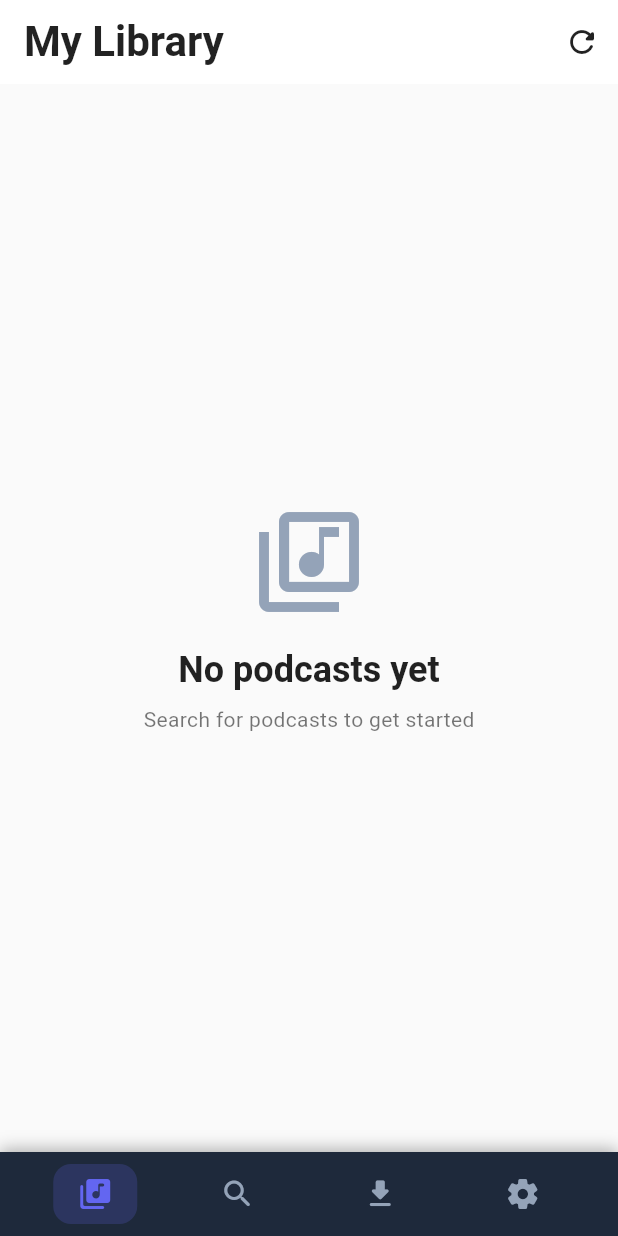
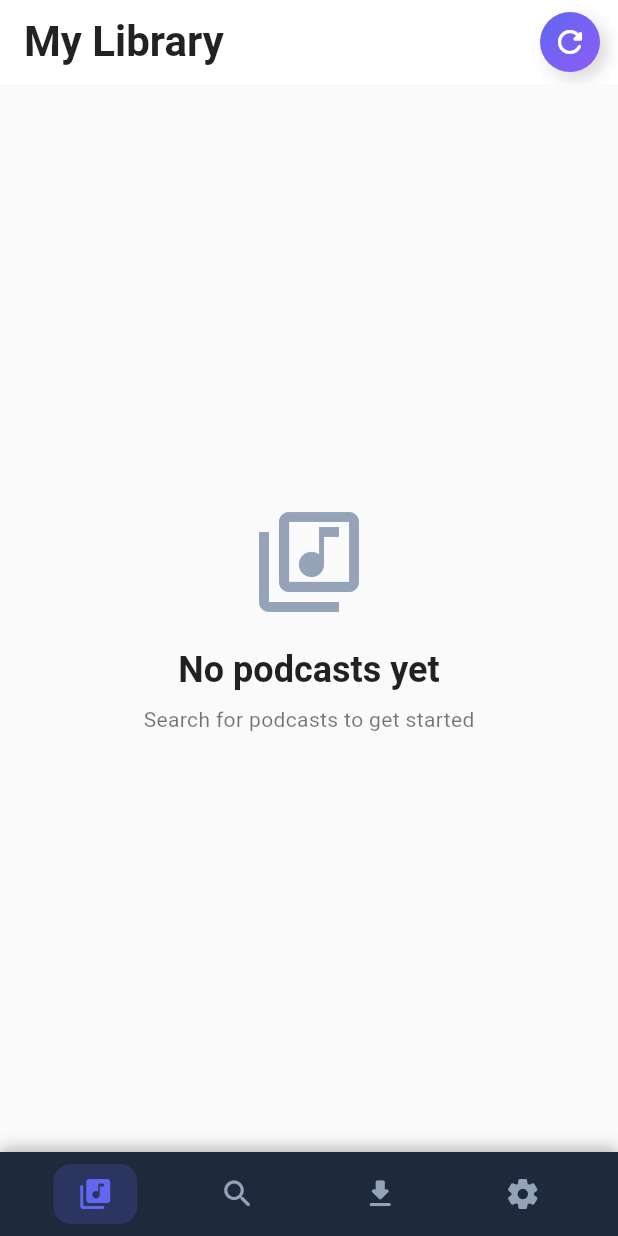
Before and after one commit to rstamand007/my_stream, a Flutter app: the screen it shows after launch, on a phone screen of 412 x 824 dp. Run offline on Flutter 3.47's test engine with Material 3 defaults, Android fonts, the phone set to English and light mode, and no system bars; our stand-ins replace audio_service, cached_network_image, file_picker, hive, hive_flutter, just_audio and 2 more; missing offline and left inert: audio_session, podcast_search; accounts and stored records are empty; statements that could not run were skipped.

Commit message:
UI improvement for navigartion and theme

```diff
--- a/lib/screens/library_screen.dart
+++ b/lib/screens/library_screen.dart
@@ -3,6 +3,7 @@ import 'package:my_stream/l10n/app_localizations.dart';
 import 'package:provider/provider.dart';
 import '../providers/podcast_provider.dart';
 import '../widgets/podcast_card.dart';
+import '../widgets/neumorphic_icon_button.dart';
 import 'podcast_detail_screen.dart';
 import '../utils/constants.dart';
 
@@ -36,11 +37,17 @@ class _LibraryScreenState extends State<LibraryScreen> {
           style: const TextStyle(fontSize: 28, fontWeight: FontWeight.bold),
         ),
         actions: [
-          IconButton(
-            icon: const Icon(Icons.refresh_rounded),
-            onPressed: () {
-              context.read<PodcastProvider>().loadSubscribedPodcasts();
-            },
+          Padding(
+            padding: const EdgeInsets.only(right: 12.0),
+            child: Center(
+              child: NeumorphicIconButton(
+                icon: Icons.refresh_rounded,
+                onPressed: () {
+                  context.read<PodcastProvider>().loadSubscribedPodcasts();
+                },
+                tooltip: l10n.refresh,
+              ),
+            ),
           ),
         ],
       ),
--- /dev/null
+++ b/lib/widgets/neumorphic_icon_button.dart
@@ -0,0 +1,114 @@
+import 'package:flutter/material.dart';
+import '../utils/constants.dart';
+
+class NeumorphicIconButton extends StatefulWidget {
+  final IconData icon;
+  final VoidCallback? onPressed;
+  final String? tooltip;
+  final double size;
+  final Color? iconColor;
+
+  const NeumorphicIconButton({
+    super.key,
+    required this.icon,
+    this.onPressed,
+    this.tooltip,
+    this.size = 40.0,
+    this.iconColor,
+  });
+
+  @override
+  State<NeumorphicIconButton> createState() => _NeumorphicIconButtonState();
+}
+
+class _NeumorphicIconButtonState extends State<NeumorphicIconButton> {
+  bool _isPressed = false;
+
+  void _handlePress(bool pressed) {
+    if (widget.onPressed == null) return;
+    setState(() {
+      _isPressed = pressed;
+    });
+  }
+
+  @override
+  Widget build(BuildContext context) {
+    final isDarkMode = Theme.of(context).brightness == Brightness.dark;
+
+    // Base colors for the Neumorphic effect
+    final shadowDark = isDarkMode
+        ? Colors.black.withValues(alpha: 0.5)
+        : Colors.black.withValues(alpha: 0.15);
+    final shadowLight = isDarkMode
+        ? Colors.white.withValues(alpha: 0.05)
+        : Colors.white.withValues(alpha: 0.8);
+
+    // Gradient colors
+    final gradientColors = [
+      AppColors.primary,
+      AppColors.secondary,
+    ];
+
+    return GestureDetector(
+      onTapDown: (_) => _handlePress(true),
+      onTapUp: (_) {
+        _handlePress(false);
+        widget.onPressed?.call();
+      },
+      onTapCancel: () => _handlePress(false),
+      child: Tooltip(
+        message: widget.tooltip ?? '',
+        child: AnimatedContainer(
+          duration: const Duration(milliseconds: 100),
+          width: widget.size,
+          height: widget.size,
+          decoration: BoxDecoration(
+            shape: BoxShape.circle,
+            gradient: LinearGradient(
+              begin: _isPressed ? Alignment.bottomRight : Alignment.topLeft,
+              end: _isPressed ? Alignment.topLeft : Alignment.bottomRight,
+              colors: gradientColors,
+            ),
+            boxShadow: [
+              // Convex effect (Unpressed)
+              if (!_isPressed) ...[
+                BoxShadow(
+                  color: shadowDark,
+                  offset: const Offset(4, 4),
+                  blurRadius: 8,
+                  spreadRadius: 1,
+                ),
+                BoxShadow(
+                  color: shadowLight,
+                  offset: const Offset(-4, -4),
+                  blurRadius: 8,
+                  spreadRadius: 1,
+                ),
+              ],
+              // Concave simulator (Pressed) - Subtle inner glow effect
+              if (_isPressed) ...[
+                BoxShadow(
+                  color: shadowDark,
+                  offset: const Offset(-2, -2),
+                  blurRadius: 4,
+                  spreadRadius: 0,
+                ),
+                BoxShadow(
+                  color: shadowLight,
+                  offset: const Offset(2, 2),
+                  blurRadius: 4,
+                  spreadRadius: 0,
+                ),
+              ],
+            ],
+          ),
+          child: Icon(
+            widget.icon,
+            color: widget.iconColor ?? Colors.white,
+            size: widget.size * 0.6,
+          ),
+        ),
+      ),
+    );
+  }
+}
--- a/lib/widgets/podcast_card.dart
+++ b/lib/widgets/podcast_card.dart
@@ -20,7 +20,7 @@ class PodcastCard extends StatelessWidget {
             BoxShadow(
               color: Colors.black.withValues(alpha: 0.2),
               blurRadius: 8,
-              offset: const Offset(0, 2),
+              offset: const Offset(4, 4),
             ),
           ],
         ),
```
Also changed, not shown: lib/screens/now_playing_screen.dart (+8 -0 lines), lib/screens/podcast_detail_screen.dart (+22 -2 lines), lib/widgets/episode_tile.dart (+7 -0 lines).
